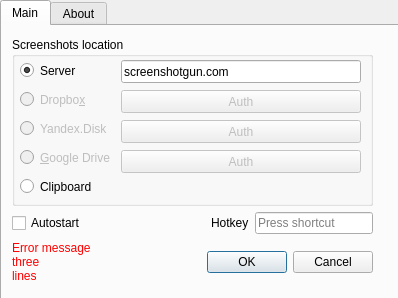
Before: the Qt Designer form ui/Settings.ui in ismd/screenshotgun, drawn with Qt 5.
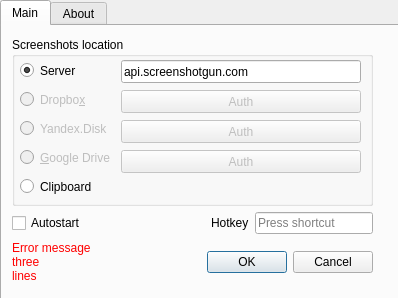
After: the same form once the commit is applied.

Commit message: api.screenshotgun.com

Diff of the .ui file:
```diff
--- a/ui/Settings.ui
+++ b/ui/Settings.ui
@@ -173,7 +173,7 @@
                </size>
               </property>
               <property name="text">
-               <string>screenshotgun.com</string>
+               <string>api.screenshotgun.com</string>
               </property>
               <property name="placeholderText">
                <string>Адрес сервера</string>
```
The commit also changes 3 other files.
